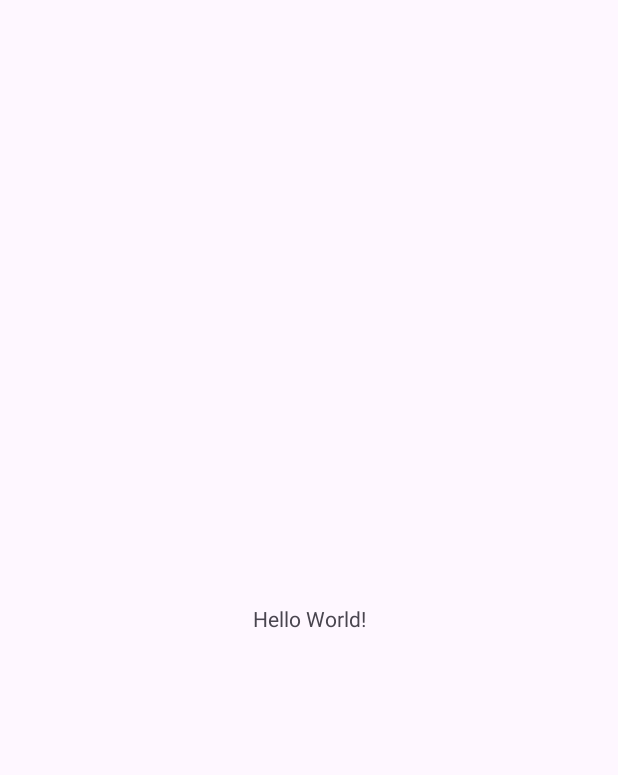
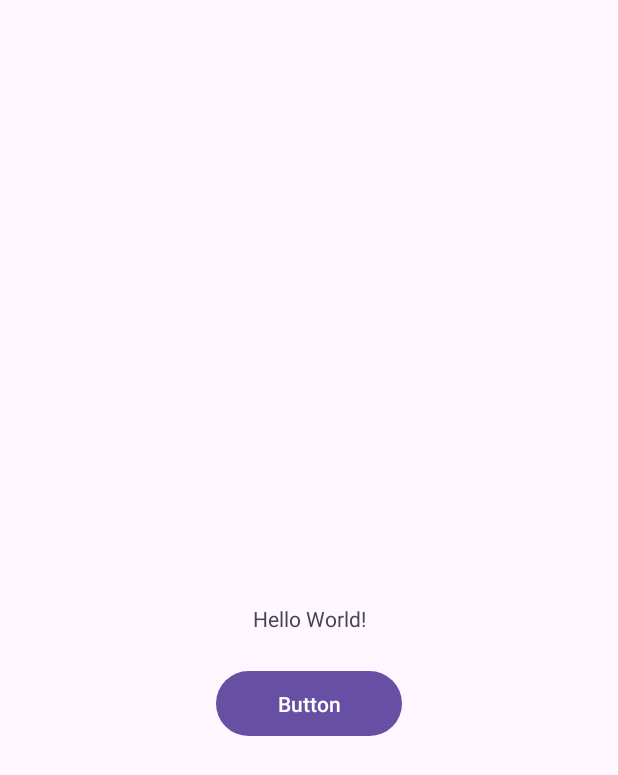
Before and after one commit to Kvazaras/HelloWorld0910, an Android app: the screen it shows after launch (MainActivity), on a phone screen of 412 x 824 dp. Before the commit the part shown is almost empty. Shown: the top 775 px of the screen. Run offline under Robolectric (Android 15) with nearby library versions, the phone set to English and light mode, and no system bars.

Commit message:
Added button

```diff
--- a/app/src/main/res/layout/activity_main.xml
+++ b/app/src/main/res/layout/activity_main.xml
@@ -8,6 +8,7 @@
     tools:context=".MainActivity">
 
     <TextView
+        android:id="@+id/textView"
         android:layout_width="wrap_content"
         android:layout_height="wrap_content"
         android:text="Hello World!"
@@ -16,4 +17,14 @@
         app:layout_constraintStart_toStartOf="parent"
         app:layout_constraintTop_toTopOf="parent" />
 
+    <Button
+        android:id="@+id/button"
+        android:layout_width="124dp"
+        android:layout_height="51dp"
+        android:layout_marginTop="21dp"
+        android:text="Button"
+        app:layout_constraintEnd_toEndOf="parent"
+        app:layout_constraintStart_toStartOf="parent"
+        app:layout_constraintTop_toBottomOf="@+id/textView" />
+
 </androidx.constraintlayout.widget.ConstraintLayout>
```
